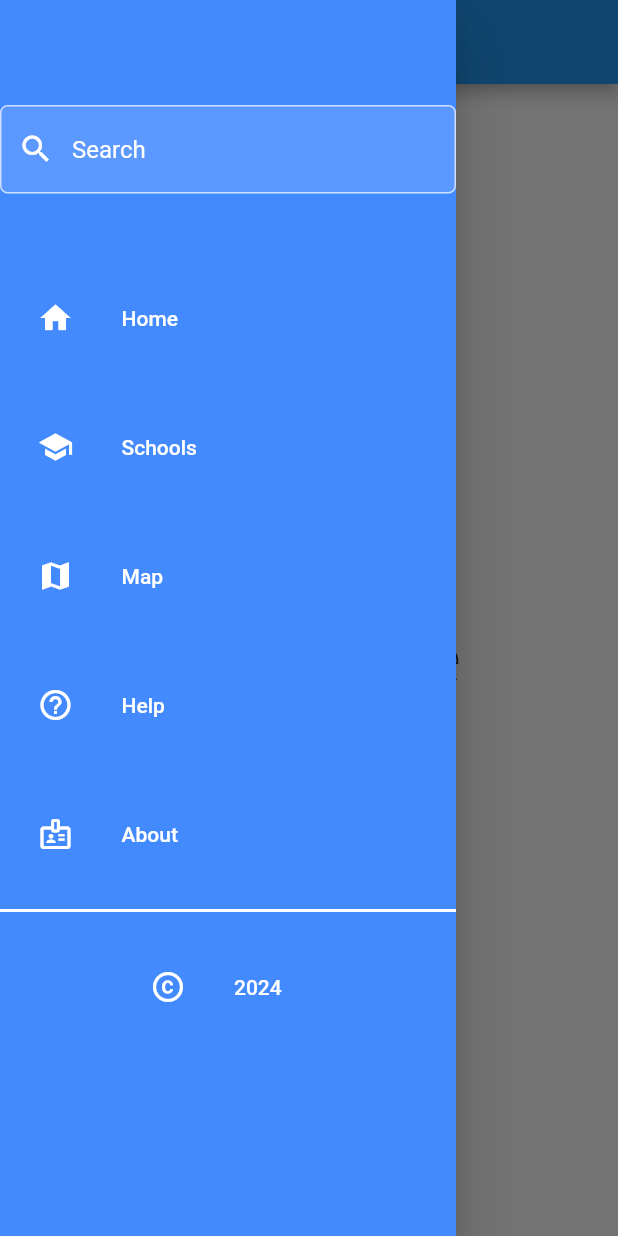
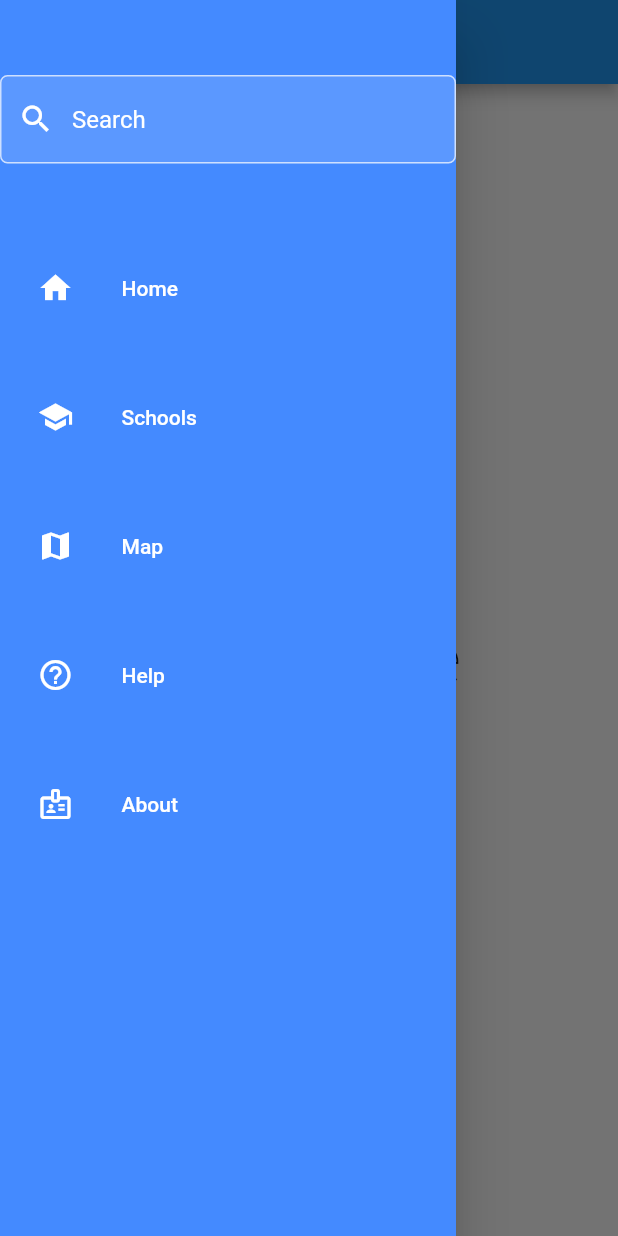
Before and after one commit to Kavin2479/hackoholics, a Flutter app: the screen it shows after launch, with the side drawer open, on a phone screen of 412 x 824 dp. Run offline on Flutter 3.47's test engine with Material 2 defaults, Android fonts, the phone set to English and light mode, and no system bars.

Commit message:
Update main.dart

```diff
--- a/app/lib/main.dart
+++ b/app/lib/main.dart
@@ -30,10 +30,8 @@ class MyApp extends StatelessWidget {
           ),
         ),
         drawer: Drawer(
-          child: Container(
+          child: Material(
               color: Colors.blueAccent,
-              height: 200,
-              padding: EdgeInsets.only(top: 20),
               child: ListView(
                 children: <Widget>[
                   const SizedBox(
@@ -63,14 +61,6 @@ class MyApp extends StatelessWidget {
                     text: 'About',
                     icon: Icons.badge_outlined,
                   ),
-                  Divider(color: Colors.white, thickness: 2),
-                  Padding(
-                    padding: const EdgeInsets.only(left: 75),
-                    child: buildMenuItem(
-                      icon: Icons.copyright_rounded,
-                      text: '2024',
-                    ),
-                  ),
                 ],
               )),
         ),
@@ -82,7 +72,8 @@ class MyApp extends StatelessWidget {
     required String text,
     required IconData icon,
   }) {
-    const color = Colors.white;
+    final color = Colors.white;
+    final hoverColor = Colors.amber;
     return ListTile(
       leading: Icon(icon, color: color),
       title: Text(text, style: TextStyle(color: color)),
@@ -90,6 +81,8 @@ class MyApp extends StatelessWidget {
         horizontal: 25.0,
         vertical: 15.0,
       ),
+      hoverColor: hoverColor,
+      onTap: () {},
     );
   }
 
```
